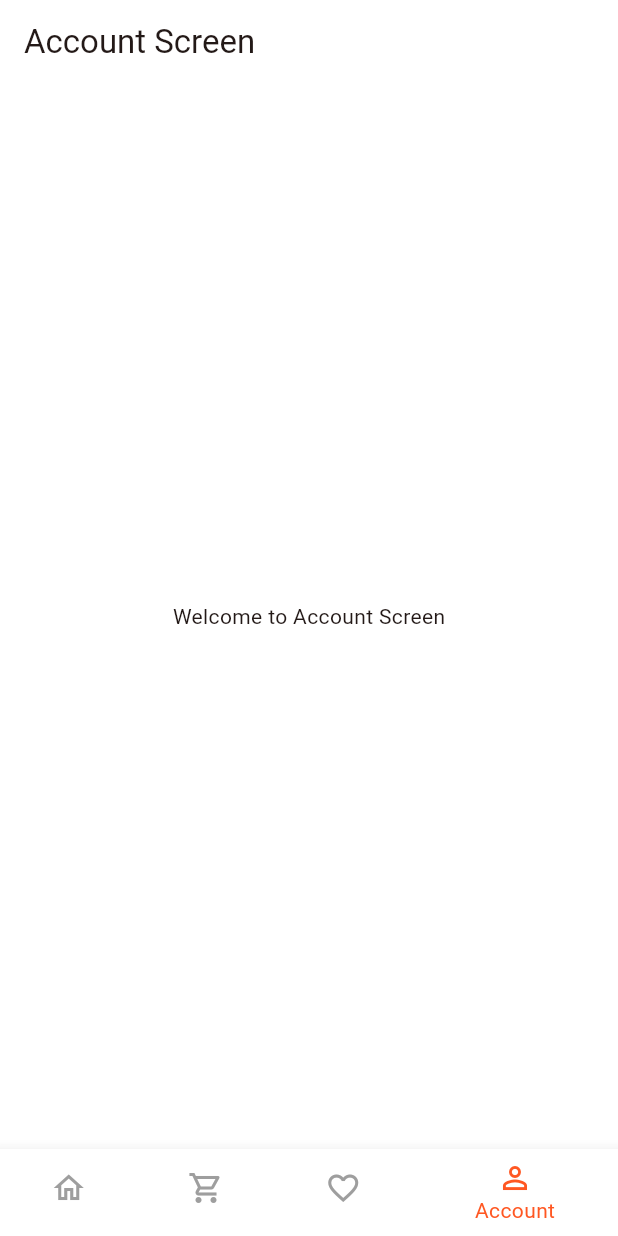
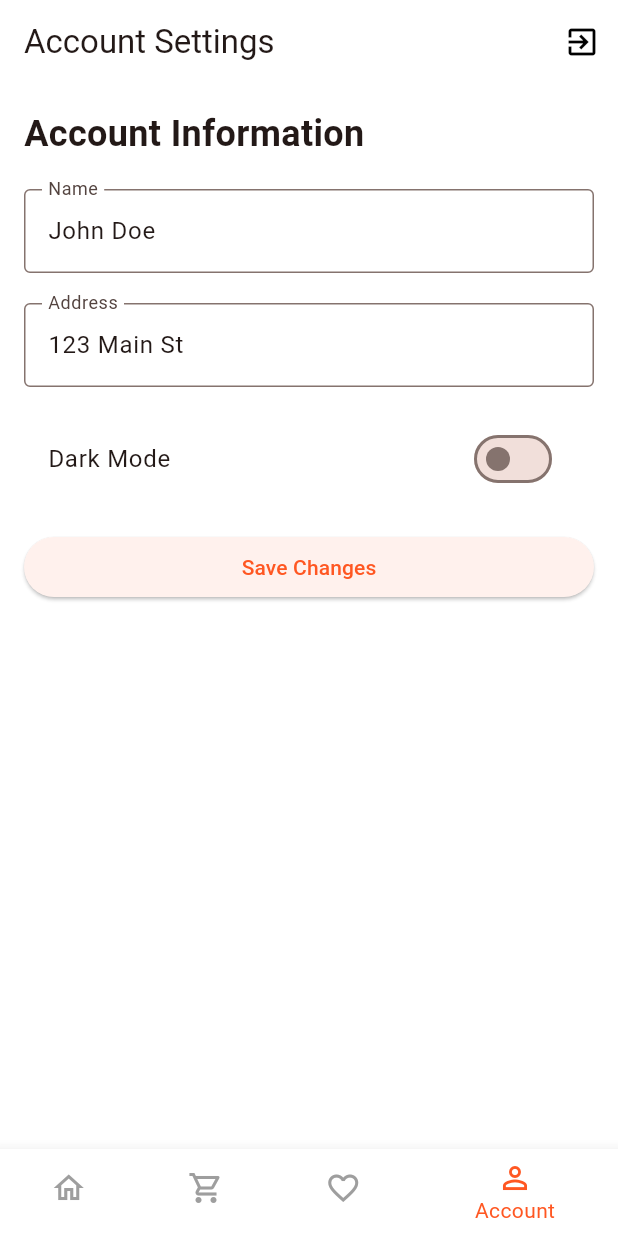
Before and after one commit to ngphctn14/flutter-ecommerce-app, a Flutter app: the screen it shows after launch, item 4 of the bottom bar chosen, on a phone screen of 412 x 824 dp. Run offline on Flutter 3.47's test engine with Material 3 defaults, Android fonts, the phone set to English and light mode, and no system bars; our stand-ins replace cloud_firestore, firebase_auth, firebase_core, get, get_storage, google_fonts and 1 more; accounts and stored records are empty; network calls fail.

Commit message:
account screen nhung chua fetch

```diff
--- a/lib/view/account_screen.dart
+++ b/lib/view/account_screen.dart
@@ -1,16 +1,95 @@
 import 'package:flutter/material.dart';
+import '../../utils/app_textstyles.dart';
 
-class AccountScreen extends StatelessWidget {
+class AccountScreen extends StatefulWidget {
   const AccountScreen({super.key});
 
   @override
+  State<AccountScreen> createState() => _AccountScreenState();
+}
+
+class _AccountScreenState extends State<AccountScreen> {
+  final TextEditingController _nameController = TextEditingController();
+  final TextEditingController _addressController = TextEditingController();
+  bool _isDarkMode = false;
+
+  @override
+  void initState() {
+    super.initState();
+    // Thêm dữ liệu mặc định cho tên và địa chỉ
+    _nameController.text = "John Doe"; // Ví dụ
+    _addressController.text = "123 Main St"; // Ví dụ
+  }
+
+  @override
   Widget build(BuildContext context) {
+    final isDark = Theme.of(context).brightness == Brightness.dark;
+
     return Scaffold(
       appBar: AppBar(
-        title: const Text('Account Screen'),
+        title: const Text('Account Settings'),
+        actions: [
+          IconButton(
+            icon: const Icon(Icons.exit_to_app),
+            onPressed: () {
+              // Thực hiện đăng xuất ở đây
+            },
+          ),
+        ],
       ),
-      body: const Center(
-        child: Text('Welcome to Account Screen'),
+      body: Padding(
+        padding: const EdgeInsets.all(16.0),
+        child: ListView(
+          children: [
+            const Text(
+              'Account Information',
+              style: TextStyle(fontSize: 24, fontWeight: FontWeight.bold),
+            ),
+            const SizedBox(height: 20),
+            // Nhập tên
+            TextField(
+              controller: _nameController,
+              decoration: const InputDecoration(
+                labelText: 'Name',
+                border: OutlineInputBorder(),
+              ),
+            ),
+            const SizedBox(height: 20),
+            // Nhập địa chỉ
+            TextField(
+              controller: _addressController,
+              decoration: const InputDecoration(
+                labelText: 'Address',
+                border: OutlineInputBorder(),
+              ),
+            ),
+            const SizedBox(height: 20),
+            // Thay đổi chế độ sáng/tối
+            ListTile(
+              title: const Text('Dark Mode'),
+              trailing: Switch(
+                value: _isDarkMode,
+                onChanged: (bool value) {
+                  setState(() {
+                    _isDarkMode = value;
+                  });
+                  // Đổi theme tại đây, bạn cần cập nhật trạng thái ứng dụng ngoài màn hình này
+                  // Để thay đổi theme toàn bộ ứng dụng, bạn cần thực hiện trong MaterialApp ở widget gốc
+                },
+              ),
+            ),
+            const SizedBox(height: 20),
+            // Nút lưu thay đổi
+            ElevatedButton(
+              onPressed: () {
+                final name = _nameController.text;
+                final address = _addressController.text;
+                print('Name: $name, Address: $address');
+              },
+              child: const Text('Save Changes'),
+            ),
+          ],
+        ),
       ),
     );
   }
```
